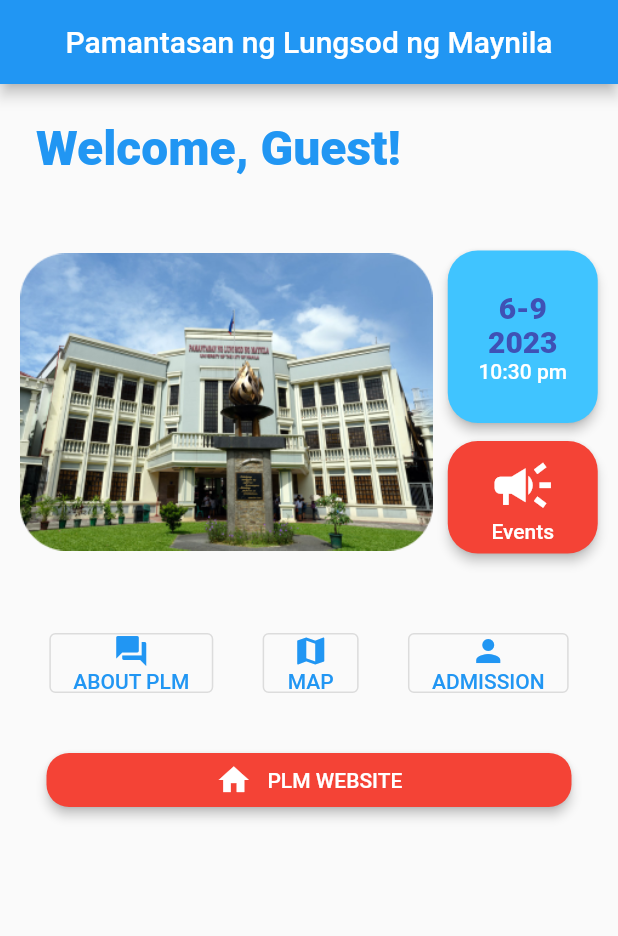
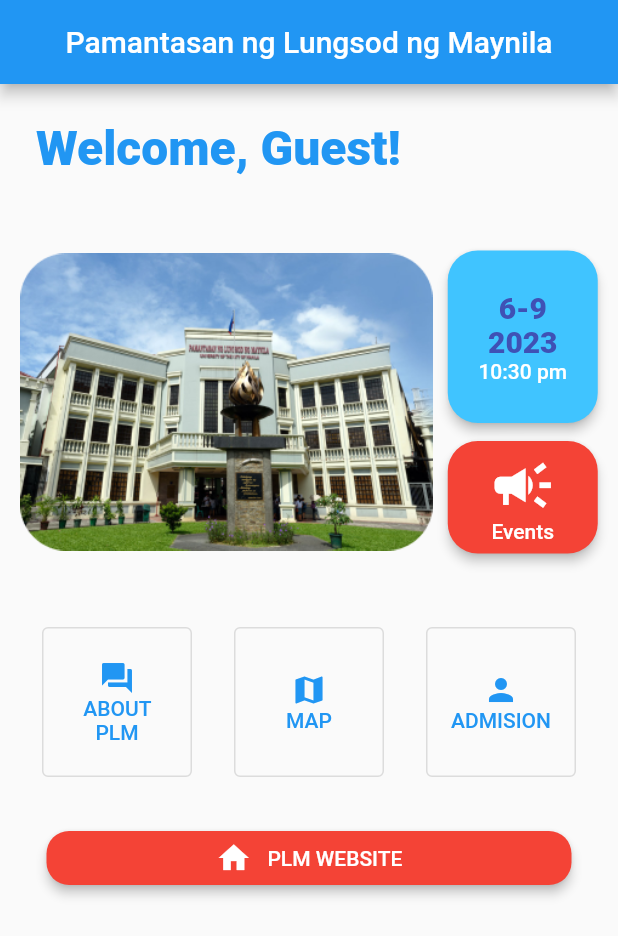
Before and after one commit to kya-nicoh/PLMAPP-authlogin, a Flutter app: the GuestPage screen opened directly, on a phone screen of 412 x 824 dp. Shown: the top 936 px of the screen. Run offline on Flutter 3.47's test engine with Material 2 defaults, Android fonts, the phone set to English and light mode, and no system bars; our stand-ins replace carousel_slider, firebase_auth, firebase_core, table_calendar, webview_flutter; accounts and stored records are empty; network calls fail.

Commit message:
Updated Guest_page and Home_page ui

```diff
--- a/lib/pages/guest_page.dart
+++ b/lib/pages/guest_page.dart
@@ -130,11 +130,19 @@
             Row(
               mainAxisAlignment: MainAxisAlignment.spaceEvenly,
               children: [
-                OutlinedButton(
+                SizedBox(
+                  height: 100,
+                  width: 100,
+                  child: OutlinedButton(
                     child: Column(
+                      mainAxisAlignment: MainAxisAlignment.center,
+                      crossAxisAlignment: CrossAxisAlignment.center,
                       children: const [
                         Icon(Icons.question_answer),
-                      Text('ABOUT PLM'),
+                        Text(
+                          'ABOUT PLM',
+                          textAlign: TextAlign.center,
+                        ),
                       ],
                     ),
                     onPressed: () {
@@ -144,22 +152,40 @@
                               builder: (context) => const AboutPLMApp()));
                     },
                   ),
-                OutlinedButton(
+                ),
+                SizedBox(
+                  height: 100,
+                  width: 100,
+                  child: OutlinedButton(
                     child: Column(
+                      mainAxisAlignment: MainAxisAlignment.center,
+                      crossAxisAlignment: CrossAxisAlignment.center,
                       children: const [
                         Icon(Icons.map),
-                      Text('MAP'),
+                        Text(
+                          'MAP',
+                          textAlign: TextAlign.center,
+                        ),
                       ],
                     ),
                     onPressed: () {
                       debugPrint('Outlined Button');
                     },
                   ),
-                OutlinedButton(
+                ),
+                SizedBox(
+                  height: 100,
+                  width: 100,
+                  child: OutlinedButton(
                     child: Column(
+                      mainAxisAlignment: MainAxisAlignment.center,
+                      crossAxisAlignment: CrossAxisAlignment.center,
                       children: const [
                         Icon(Icons.person),
-                      Text('ADMISSION'),
+                        Text(
+                          'ADMISION',
+                          textAlign: TextAlign.center,
+                        ),
                       ],
                     ),
                     onPressed: () {
@@ -168,6 +194,7 @@
                           MaterialPageRoute(
                               builder: (context) => const Admission()));
                     },
+                  ),
                 ),
               ],
             ),
```
Also changed, not shown: lib/pages/contact.dart (+15 -7 lines), lib/pages/home_page.dart (+71 -10 lines). Lines whose indentation alone changed are shown as unchanged.
